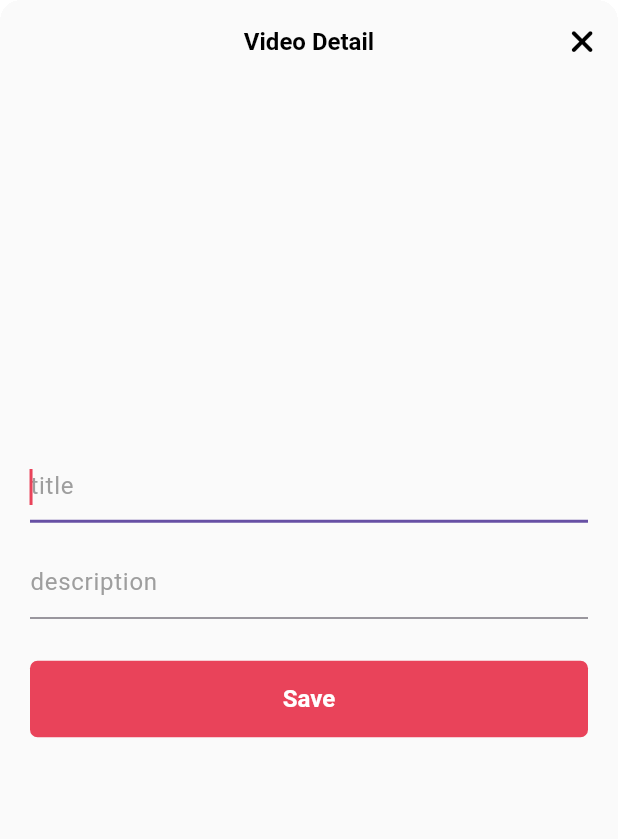
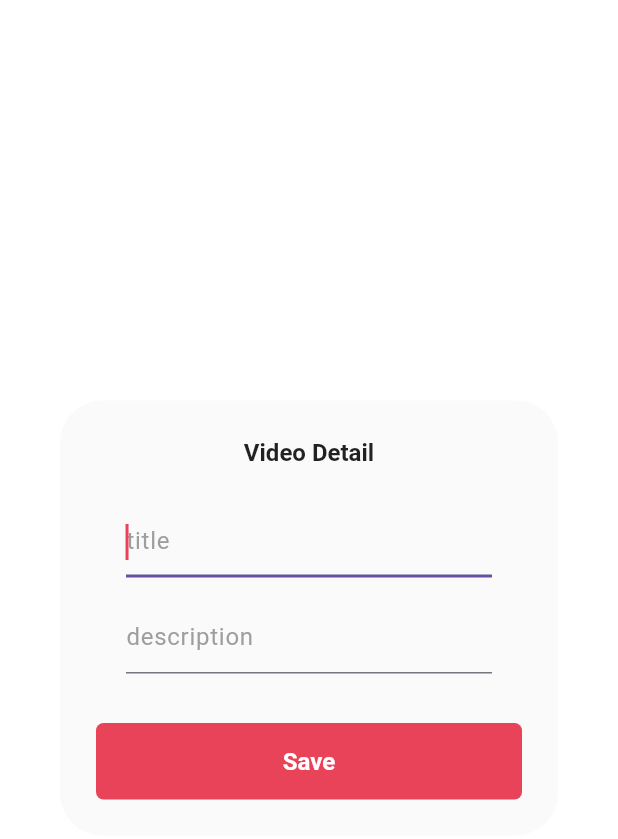
Before and after one commit to shinysuh/Snapster, a Flutter app: the VideoDetailForm widget shown alone on an empty page, opened directly with empty values, on a phone screen of 412 x 824 dp. Shown: the top 839 px of the screen. Run offline on Flutter 3.47's test engine with Material 3 defaults, Android fonts, the phone set to English and light mode, and no system bars; our stand-ins replace camera, cloud_firestore, firebase_auth, firebase_core, firebase_storage, flutter_riverpod and 9 more; accounts and stored records are empty; network calls fail.

Commit message:
fix: preview screen 에서 비디오 정보 폼이 키보드에 가려지는 현상 수정 : 모달바텀 -> AlertDialog

```diff
--- a/lib/features/user/user_profile_form_screen.dart
+++ b/lib/features/user/user_profile_form_screen.dart
@@ -257,7 +257,7 @@ class _UserProfileFormScreenState extends ConsumerState<UserProfileFormScreen>
                                   color: Colors.grey.shade500,
                                 ),
                               ),
-                              onEditingComplete: () =>
+                              onFieldSubmitted: (_) =>
                                   _onTapNext(EditableFields.link),
                               onSaved: (newValue) =>
                                   _setNewProfile('link', newValue),
--- a/lib/features/video/views/video_preview_screen.dart
+++ b/lib/features/video/views/video_preview_screen.dart
@@ -62,23 +62,14 @@ class VideoPreviewScreenState extends ConsumerState<VideoPreviewScreen> {
   }
 
   void showModalBottom() {
-    // showCupertinoModalPopup(
-    //   context: context,
-    //   builder: (context) => VideoDetailForm(
-    //     videoDetail: videoDetail,
-    //     onChangeVideoDetail: _setVideoDetail,
-    //   ),
-    // );
-
-    showModalBottomSheet(
+    showDialog(
       context: context,
-      // backgroundColor: transparent 설정으로 Scaffold의 설정이 보일 수 있게 됨 (borderRadius 도 마찬가지)
-      backgroundColor: Colors.transparent,
-      isScrollControlled: true,
-      builder: (context) => VideoDetailForm(
-        videoDetail: videoDetail,
-        onChangeVideoDetail: _setVideoDetail,
-      ),
+      builder: (BuildContext context) {
+        return VideoDetailForm(
+          videoDetail: videoDetail,
+          onChangeVideoDetail: _setVideoDetail,
+        );
+      },
     );
   }
 
--- a/lib/features/video/views/widgets/video_detail_form.dart
+++ b/lib/features/video/views/widgets/video_detail_form.dart
@@ -1,15 +1,12 @@
 import 'package:flutter/material.dart';
 import 'package:flutter_riverpod/flutter_riverpod.dart';
-import 'package:font_awesome_flutter/font_awesome_flutter.dart';
 import 'package:tiktok_clone/constants/breakpoints.dart';
 import 'package:tiktok_clone/constants/gaps.dart';
 import 'package:tiktok_clone/constants/sizes.dart';
 import 'package:tiktok_clone/features/authentication/common/form_button.dart';
 import 'package:tiktok_clone/features/video/view_models/video_upload_view_model.dart';
 import 'package:tiktok_clone/generated/l10n.dart';
-import 'package:tiktok_clone/utils/tap_to_unfocus.dart';
 import 'package:tiktok_clone/utils/theme_mode.dart';
-import 'package:tiktok_clone/utils/widgets/regulated_max_width.dart';
 
 class VideoDetailForm extends ConsumerStatefulWidget {
   final Map<String, String> videoDetail;
@@ -85,50 +82,27 @@ class _VideoDetailFormState extends ConsumerState<VideoDetailForm> {
 
   @override
   Widget build(BuildContext context) {
-    final size = MediaQuery.of(context).size;
     final isDark = isDarkMode(context);
+    var bgColor = isDark ? null : Colors.grey.shade50;
 
-    return Positioned(
-      // TODO - 키보드 트리거 시, 입력 폼 가려지는 이슈 fix 필요
-      bottom: 0,
-      child: SizedBox(
-        height: size.height * 0.35,
-        child: RegulatedMaxWidth(
-          maxWidth: Breakpoints.sm,
-          clipBehavior: Clip.hardEdge,
-          decoration: BoxDecoration(
-            borderRadius: BorderRadius.circular(
-              Sizes.size14,
-            ),
-          ),
-          child: Scaffold(
-            resizeToAvoidBottomInset: true,
-            backgroundColor: isDark ? null : Colors.grey.shade50,
-            appBar: AppBar(
-              backgroundColor: isDark
-                  ? Theme.of(context).appBarTheme.surfaceTintColor
-                  : Colors.grey.shade50,
-              centerTitle: true,
+    return AlertDialog(
+      alignment: Alignment.center,
+      surfaceTintColor: bgColor,
+      backgroundColor: bgColor,
       title: Text(
         S.of(context).videoDetail,
+        textAlign: TextAlign.center,
         style: const TextStyle(
           fontSize: Sizes.size16,
           fontWeight: FontWeight.w600,
         ),
       ),
-              automaticallyImplyLeading: false,
-              actions: [
-                IconButton(
-                  onPressed: () => _closeModal(false),
-                  icon: const FaIcon(
-                    FontAwesomeIcons.xmark,
-                    size: Sizes.size22,
+      content: ConstrainedBox(
+        constraints: const BoxConstraints(
+          maxWidth: Breakpoints.md,
+          minWidth: Breakpoints.sm,
+          maxHeight: 130,
         ),
-                ),
-              ],
-            ),
-            bottomNavigationBar: GestureDetector(
-              onTap: () => onTapOutsideAndDismissKeyboard(context),
         child: Form(
           key: _formKey,
           child: Padding(
@@ -140,52 +114,47 @@ class _VideoDetailFormState extends ConsumerState<VideoDetailForm> {
                   initialValue: detail[title],
                   autofocus: true,
                   // textCapitalization: TextCapitalization.none,
+                  textInputAction: TextInputAction.next,
+                  keyboardType: TextInputType.text,
                   decoration: InputDecoration(
                     hintText: S.of(context).title,
                     hintStyle: TextStyle(
                       color: Colors.grey.shade500,
                     ),
                   ),
-                        validator: (value) =>
-                            value == null || value.trim() == ''
+                  validator: (value) => value == null || value.trim() == ''
                       ? 'Enter video title'
                       : null,
                   onEditingComplete: _onTapNext,
-                        onSaved: (description) =>
-                            _setVideoDetail(title, description),
+                  onSaved: (description) => _setVideoDetail(title, description),
                 ),
                 Gaps.v16,
                 TextFormField(
                   initialValue: detail[description],
-                        autofocus: true,
-                        // textCapitalization: TextCapitalization.none,
+                  focusNode: _secondFocus,
+                  textInputAction: TextInputAction.done,
+                  keyboardType: TextInputType.text,
                   decoration: InputDecoration(
                     hintText: S.of(context).description,
                     hintStyle: TextStyle(
                       color: Colors.grey.shade500,
                     ),
                   ),
-                        onEditingComplete: _onSubmit,
+                  onFieldSubmitted: (_) => _onSubmit(),
                   onSaved: (desc) => _setVideoDetail(description, desc),
-                      ),
-                      Gaps.v28,
-                      FormButton(
-                        disabled: ref.watch(videoUploadProvider).isLoading,
-                        onTapButton: _onSubmit,
-                        buttonText: S.of(context).save,
-                      ),
-                      SizedBox(
-                        height: MediaQuery.of(context).viewInsets.bottom +
-                            Sizes.size32,
                 ),
               ],
             ),
           ),
         ),
       ),
+      actions: [
+        FormButton(
+          disabled: ref.watch(videoUploadProvider).isLoading,
+          onTapButton: _onSubmit,
+          buttonText: S.of(context).save,
         ),
-        ),
-      ),
+      ],
     );
   }
 }
```
Lines whose indentation alone changed are shown as unchanged.
